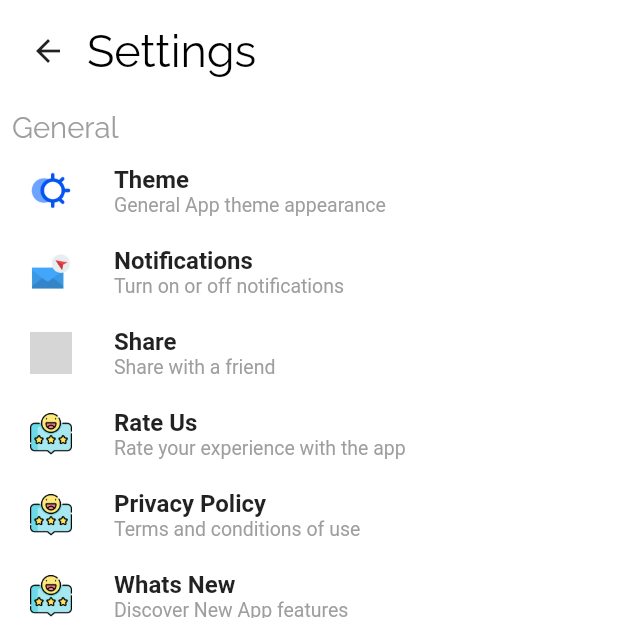
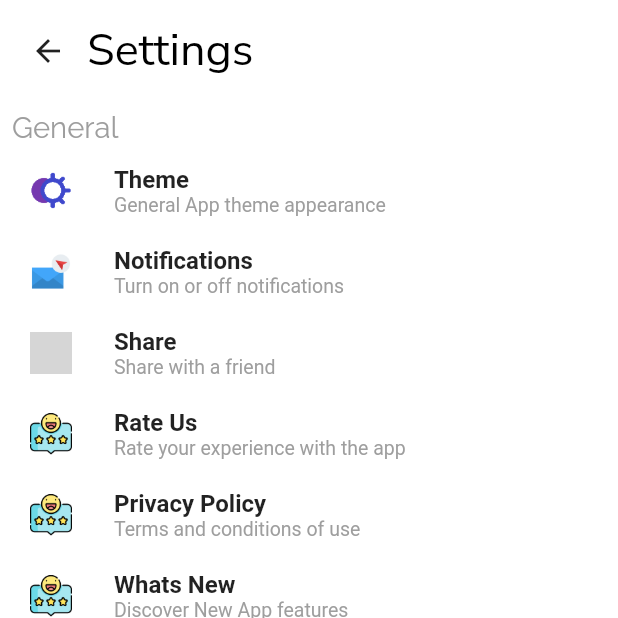
Before and after one commit to Anslem27/Drink-Up, a Flutter app: the screen it shows after launch, item 4 of the bottom bar chosen, after a tap on the "auto awesome mosaic" icon, on a phone screen of 412 x 824 dp, the top half of it. Run offline on Flutter 3.47's test engine with Material 2 defaults, Android fonts, the light colour scheme and no system bars; our stand-ins replace flutter_local_notifications, flutter_redux, get, get_storage, google_fonts, redux and 3 more; accounts and stored records are empty; grey boxes are pictures that could not be loaded.

```diff
--- a/lib/Settings/app_settings.dart
+++ b/lib/Settings/app_settings.dart
@@ -41,7 +41,7 @@ class _AppSettingsState extends State<AppSettings> {
                     const SizedBox(width: 2),
                     Text(
                       "Settings",
-                      style: GoogleFonts.raleway(
+                      style: GoogleFonts.nunitoSans(
                           fontSize: 30, color: Theme.of(context).focusColor),
                     ),
                   ],
--- a/lib/screens/history/history_page.dart
+++ b/lib/screens/history/history_page.dart
@@ -211,7 +211,7 @@ class _HistoryPageState extends State<HistoryPage>
                       const SizedBox(width: 2),
                       Text(
                         "History",
-                        style: GoogleFonts.raleway(
+                        style: GoogleFonts.nunitoSans(
                           fontSize: 30,
                           color: Theme.of(context).focusColor,
                         ),
--- a/lib/screens/settings/profile_page.dart
+++ b/lib/screens/settings/profile_page.dart
@@ -94,7 +94,7 @@ class _ProfilePageState extends State<ProfilePage> {
                     children: [
                       Text(
                         "Watery Facts",
-                        style: GoogleFonts.raleway(
+                        style: GoogleFonts.nunitoSans(
                           fontSize: 22,
                           fontWeight: FontWeight.w400,
                         ),
@@ -168,7 +168,7 @@ class _ProfilePageState extends State<ProfilePage> {
         children: [
           Text(
             "My Profile",
-            style: GoogleFonts.raleway(fontSize: 28),
+            style: GoogleFonts.nunitoSans(fontSize: 28),
           ),
           const Spacer(),
           Padding(
```
Also changed, not shown: assets/illustrations/conifer-milkshake.png (deleted), assets/settings/theme-icon.png, 6 other files.
